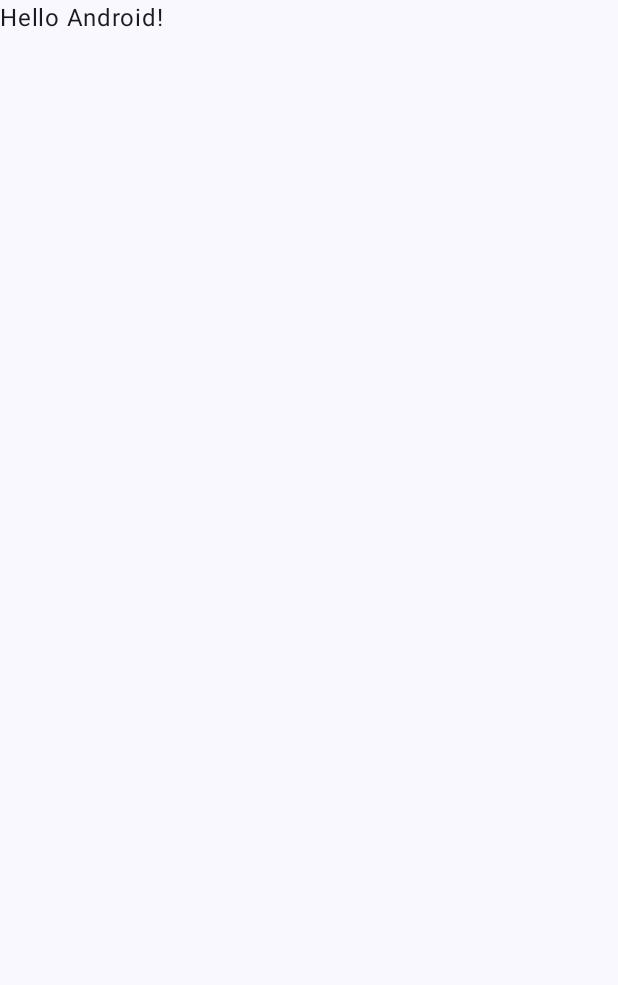
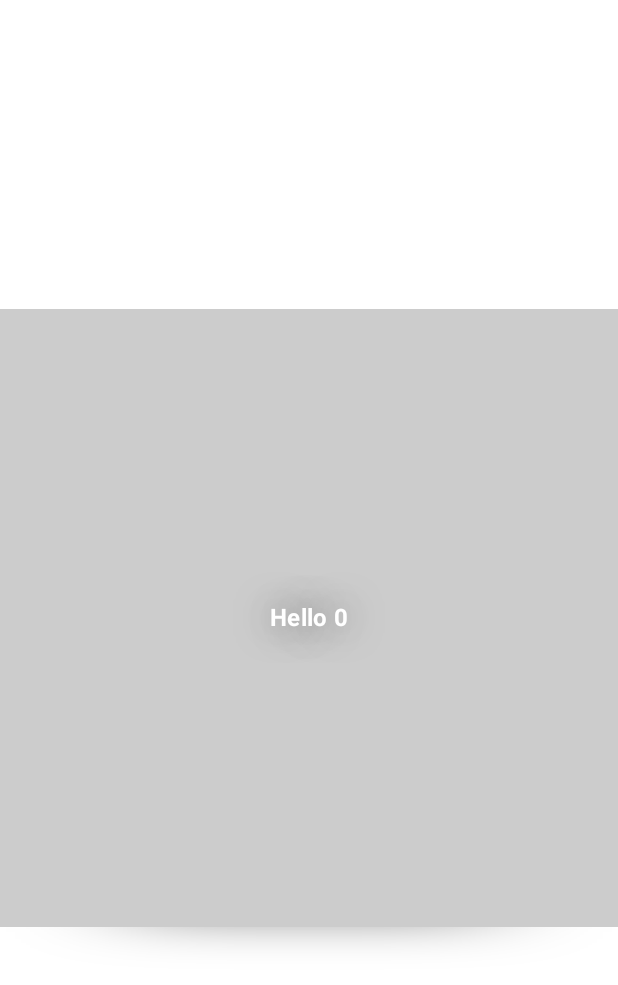
Before and after one commit to NoXis82/CustomPagerCompose, an Android app built with Jetpack Compose: the screen it shows after launch (MainActivity), on a phone screen of 412 x 824 dp. Before the commit the part shown is almost empty. Shown: the top 985 px of the screen. Run offline under Robolectric (Android 15) with nearby library versions, the phone set to English and light mode, and no system bars; pictures from the network do not load.

Commit message:
add cube page

```diff
--- a/app/build.gradle.kts
+++ b/app/build.gradle.kts
@@ -49,6 +49,10 @@ dependencies {
     implementation(libs.androidx.ui.graphics)
     implementation(libs.androidx.ui.tooling.preview)
     implementation(libs.androidx.material3)
+
+    implementation(libs.coil.compose)
+    implementation(libs.coil.network)
+
     testImplementation(libs.junit)
     androidTestImplementation(libs.androidx.junit)
     androidTestImplementation(libs.androidx.espresso.core)
--- /dev/null
+++ b/app/src/main/java/ru/noxis/custompagercompose/CubePager.kt
@@ -0,0 +1,147 @@
+package ru.noxis.custompagercompose
+
+import androidx.compose.animation.core.FastOutLinearInEasing
+import androidx.compose.foundation.background
+import androidx.compose.foundation.layout.Box
+import androidx.compose.foundation.layout.aspectRatio
+import androidx.compose.foundation.layout.fillMaxSize
+import androidx.compose.foundation.layout.offset
+import androidx.compose.foundation.pager.HorizontalPager
+import androidx.compose.foundation.pager.PagerState
+import androidx.compose.foundation.pager.rememberPagerState
+import androidx.compose.material3.MaterialTheme
+import androidx.compose.material3.Text
+import androidx.compose.runtime.Composable
+import androidx.compose.runtime.derivedStateOf
+import androidx.compose.runtime.getValue
+import androidx.compose.runtime.remember
+import androidx.compose.ui.Alignment
+import androidx.compose.ui.Modifier
+import androidx.compose.ui.draw.BlurredEdgeTreatment
+import androidx.compose.ui.draw.blur
+import androidx.compose.ui.draw.drawWithContent
+import androidx.compose.ui.draw.rotate
+import androidx.compose.ui.draw.scale
+import androidx.compose.ui.graphics.Color
+import androidx.compose.ui.graphics.Shadow
+import androidx.compose.ui.graphics.TransformOrigin
+import androidx.compose.ui.graphics.graphicsLayer
+import androidx.compose.ui.text.font.FontWeight
+import androidx.compose.ui.unit.IntOffset
+import androidx.compose.ui.unit.dp
+import kotlin.math.absoluteValue
+import kotlin.math.min
+
+@Composable
+fun CubePager(modifier: Modifier = Modifier) {
+    val state = rememberPagerState(pageCount = { 10 })
+
+    val scale by remember {
+        derivedStateOf {
+            1f - (state.currentPageOffsetFraction.absoluteValue) * .3f
+        }
+    }
+
+    Box(
+        modifier = modifier
+            .background(Color.White)
+            .fillMaxSize(),
+        contentAlignment = Alignment.Center
+    ) {
+        val offsetFromStart = state.offsetForPage(0).absoluteValue
+        //Тень под кубом
+        //уменьшаем его масштаб, чтобы он соответствовал перспективе.
+        //поворачиваем его относительно смещения от первой страницы.
+        // И, наконец, добавляем модификатор blur
+        Box(
+            modifier = Modifier
+                .aspectRatio(1f)
+                .offset { IntOffset(0, 150.dp.roundToPx()) }
+                .scale(scaleX = .6f, scaleY = .24f)
+                .scale(scale)
+                .rotate(offsetFromStart * 90f)
+                .blur(
+                    radius = 110.dp,
+                    edgeTreatment = BlurredEdgeTreatment.Unbounded,
+                )
+                .background(Color.Black.copy(alpha = .5f))
+        )
+
+        HorizontalPager(
+            state = state,
+            modifier = Modifier
+                .scale(1f, scaleY = scale)
+                .aspectRatio(1f),
+        ) { page ->
+
+            Box(
+                modifier = Modifier
+                    .aspectRatio(1f)
+                    /**
+                     * Внутри модификатора graphicsLayer для страницы нам
+                     * нужно проверить, находится ли страница справа или слева.
+                     * Это определит угол поворота страницы и точку отсчёта.
+                     */
+                    .graphicsLayer {
+                        val pageOffset = state.offsetForPage(page)
+                        val offScreenRight = pageOffset < 0f
+
+                        /**
+                         * Если страница уходит за пределы экрана вправо,
+                         * мы повернём её на 105° вокруг оси Y и на -105°,
+                         * если она уходит за пределы экрана влево.
+                         * Я выбрал 105°, чтобы создать иллюзию трёхмерной перспективы.
+                         */
+                        val deg = 105f
+                        val interpolated = FastOutLinearInEasing.transform(pageOffset.absoluteValue)
+                        /**
+                         * Но на самом деле при повороте компонуемого элемента на 105°
+                         * появляется перевёрнутая версия изображения,
+                         * особенно при прокрутке страницы вправо.
+                         * Есть несколько способов обойти этот артефакт,
+                         * но я решил просто ограничить поворот до 90°.
+                         */
+                        rotationY = min(interpolated * if (offScreenRight) deg else -deg, 90f)
+
+                        transformOrigin = TransformOrigin(
+                            pivotFractionX = if (offScreenRight) 0f else 1f,
+                            pivotFractionY = .5f
+                        )
+                    }
+                    /**
+                     * затемнение грани куба по мере удаления от центра.
+                     */
+                    .drawWithContent {
+                        val pageOffset = state.offsetForPage(page)
+
+                        this.drawContent()
+                        drawRect(
+                            Color.Black.copy(
+                                (pageOffset.absoluteValue * .7f)
+                            )
+                        )
+                    }
+                    .background(Color.LightGray),
+                contentAlignment = Alignment.Center
+            ) {
+//                AsyncImage(
+//                    model = "https://source.unsplash.com/random?desert,dune,$page",
+//                    contentDescription = null,
+//                    contentScale = ContentScale.Crop,
+//                    modifier = Modifier.fillMaxSize()
+//                )
+                Text(
+                    text = "Hello $page",
+                    style = MaterialTheme.typography.titleMedium.copy(
+                        color = Color.White,
+                        fontWeight = FontWeight.Bold,
+                        shadow = Shadow(
+                            color = Color.Black.copy(alpha = .6f),
+                            blurRadius = 30f,
+                        )
+                    )
+                )
+            }
+        }
+    }
+}
--- a/app/src/main/java/ru/noxis/custompagercompose/MainActivity.kt
+++ b/app/src/main/java/ru/noxis/custompagercompose/MainActivity.kt
@@ -20,28 +20,9 @@ class MainActivity : ComponentActivity() {
         setContent {
             CustomPagerComposeTheme {
                 Scaffold(modifier = Modifier.fillMaxSize()) { innerPadding ->
-                    Greeting(
-                        name = "Android",
-                        modifier = Modifier.padding(innerPadding)
-                    )
+                    CubePager(modifier = Modifier.padding(innerPadding))
                 }
             }
         }
     }
 }
-
-@Composable
-fun Greeting(name: String, modifier: Modifier = Modifier) {
-    Text(
-        text = "Hello $name!",
-        modifier = modifier
-    )
-}
-
-@Preview(showBackground = true)
-@Composable
-fun GreetingPreview() {
-    CustomPagerComposeTheme {
-        Greeting("Android")
-    }
-}
--- /dev/null
+++ b/app/src/main/java/ru/noxis/custompagercompose/Util.kt
@@ -0,0 +1,21 @@
+package ru.noxis.custompagercompose
+
+import androidx.compose.foundation.pager.PagerState
+
+/**
+ * С помощью currentPageOffset и currentPage мы можем вычислить смещение
+ * для любой страницы в нашем пейджере
+ */
+// ACTUAL OFFSET
+fun PagerState.offsetForPage(page: Int) = (currentPage - page) + currentPageOffsetFraction
+
+
+// OFFSET ONLY FROM THE LEFT
+fun PagerState.startOffsetForPage(page: Int): Float {
+    return offsetForPage(page).coerceAtLeast(0f)
+}
+
+// OFFSET ONLY FROM THE RIGHT
+fun PagerState.endOffsetForPage(page: Int): Float {
+    return offsetForPage(page).coerceAtMost(0f)
+}
--- a/gradle/libs.versions.toml
+++ b/gradle/libs.versions.toml
@@ -8,6 +8,7 @@ espressoCore = "3.6.1"
 lifecycleRuntimeKtx = "2.8.7"
 activityCompose = "1.10.1"
 composeBom = "2024.04.01"
+coil3 = "3.1.0"
 
 [libraries]
 androidx-core-ktx = { group = "androidx.core", name = "core-ktx", version.ref = "coreKtx" }
@@ -24,6 +25,8 @@ androidx-ui-tooling-preview = { group = "androidx.compose.ui", name = "ui-toolin
 androidx-ui-test-manifest = { group = "androidx.compose.ui", name = "ui-test-manifest" }
 androidx-ui-test-junit4 = { group = "androidx.compose.ui", name = "ui-test-junit4" }
 androidx-material3 = { group = "androidx.compose.material3", name = "material3" }
+coil-compose = { module = "io.coil-kt.coil3:coil-compose", version.ref = "coil3" }
+coil-network = { module = "io.coil-kt.coil3:coil-network-okhttp", version.ref = "coil3" }
 
 [plugins]
 android-application = { id = "com.android.application", version.ref = "agp" }
```
